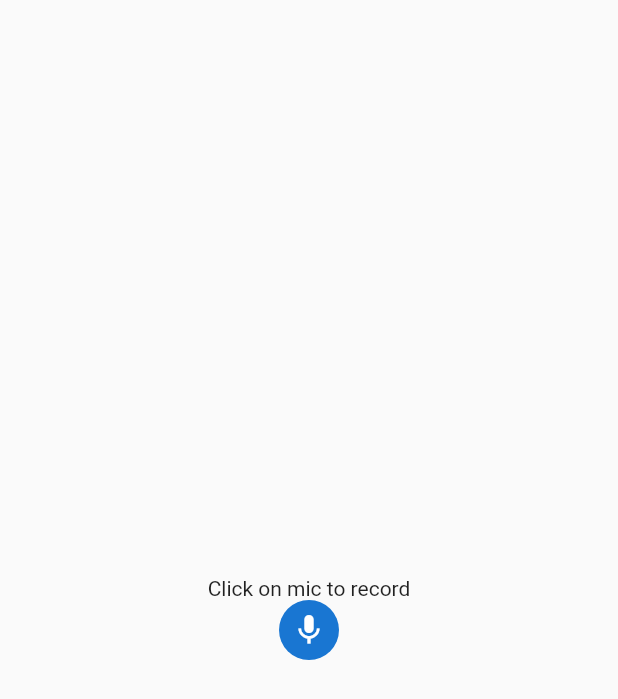
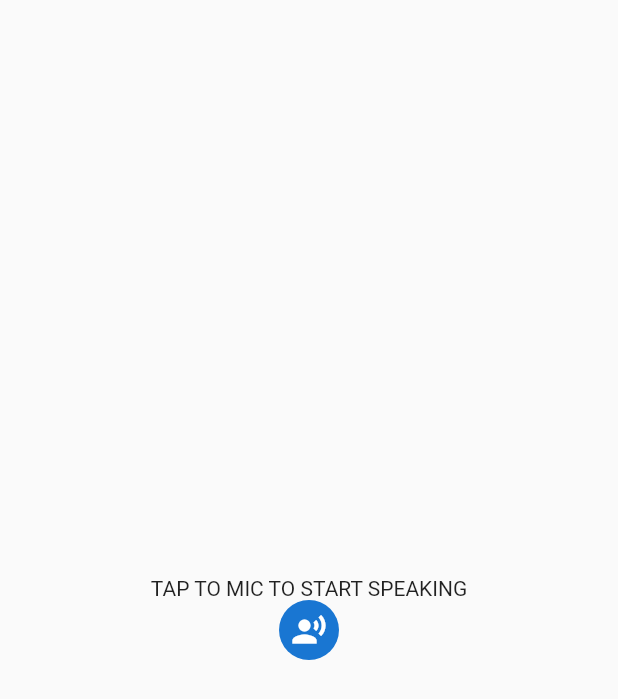
Before and after one commit to AslihanYoldas/Flutter-Translator-App, a Flutter app: the screen it shows after launch, on a phone screen of 412 x 824 dp. Shown: the top 699 px of the screen. Run offline on Flutter 3.47's test engine with Material 2 defaults, Android fonts, the phone set to English and light mode, and no system bars; our stand-ins replace dio, flutter_bloc, get_it, retrofit, speech_to_text; generated files the repository leaves out were written again.

Commit message:
Speech to text changed to cubit state managment code is working but it is not completed

```diff
--- /dev/null
+++ b/lib/cubit/speech_to_text/speech_to_text_states.dart
@@ -0,0 +1,29 @@
+abstract class SpeechStates{}
+
+class InitState extends SpeechStates{
+
+}
+
+class MicAvailableState extends SpeechStates{
+
+}
+
+class MicNotAvailableState extends SpeechStates{
+
+}
+class SpeechListeningState extends SpeechStates{
+
+}
+
+class SpeechListeningStopedState extends SpeechStates{
+
+}
+class ErrorState extends SpeechStates{
+  final String message;
+  ErrorState(this.message);
+}
+
+class SpeechResult extends SpeechStates{
+  String recognizedWords;
+  SpeechResult(this.recognizedWords);
+}
--- /dev/null
+++ b/lib/cubit/speech_to_text/speech_to_text_view.dart
@@ -0,0 +1,53 @@
+import 'package:flutter/cupertino.dart';
+import 'package:flutter/material.dart';
+import 'package:flutter_bloc/flutter_bloc.dart';
+import 'package:flutter_translator_app/cubit/speech_to_text/speech_to_text_cubit.dart';
+import 'package:flutter_translator_app/cubit/speech_to_text/speech_to_text_states.dart';
+import 'package:speech_to_text/speech_to_text.dart';
+
+import '../../dependency_injection/locator.dart';
+import '../../pages/speech_to_text.dart';
+
+class SpeechView extends StatelessWidget {
+  const SpeechView({super.key});
+
+  @override
+  Widget build(BuildContext context) {
+    return BlocProvider(
+        create: (context)=>locator.get<SpeechCubit>(),
+        child: buildScaffold()
+    );
+  }
+
+  Scaffold buildScaffold() {
+    return Scaffold(
+
+        body: BlocConsumer<SpeechCubit, SpeechStates>(
+            listener: (context, state) {},
+            builder: (context, state) {
+              if (state is InitState) {
+                locator.get<SpeechCubit>().checkMic();
+                return SpeechtoText("TAP TO MIC TO START SPEAKING");
+              }
+              else if (state is SpeechResult) {
+                debugPrint("RESPONSE STATE");
+                return SpeechtoText(state.recognizedWords);
+              }
+              else if (state is MicNotAvailableState) {
+                debugPrint("RESPONSE STATE");
+                return const SpeechtoText("PERMISSION NOT GRANTED. TAP AGAIN");
+              }
+              else {
+                final error = state as ErrorState;
+                return buildError(error);
+              }
+
+            }));
+  }
+
+  Center buildError(ErrorState error) {
+    return Center(
+      child: Text(error.message),
+    );
+  }
+}
--- a/lib/cubit/translator_states.dart
+++ b/lib/cubit/translator/translator_states.dart
@@ -1,6 +1,6 @@
 import 'package:flutter_translator_app/model/translator_data.dart';
 
-import '../model/translator_result.dart';
+import '../../model/translator_result.dart';
 
 abstract class TranslatorStates{}
 
--- a/lib/cubit/translator_view.dart
+++ b/lib/cubit/translator/translator_view.dart
@@ -1,11 +1,11 @@
 import 'package:flutter/material.dart';
 import 'package:flutter_bloc/flutter_bloc.dart';
-import 'package:flutter_translator_app/cubit/translator_cubit.dart';
-import 'package:flutter_translator_app/cubit/translator_states.dart';
+import 'package:flutter_translator_app/cubit/translator/translator_cubit.dart';
+import 'package:flutter_translator_app/cubit/translator/translator_states.dart';
 import 'package:flutter_translator_app/dependency_injection/locator.dart';
 import 'package:flutter_translator_app/pages/translator_page.dart';
 
-import '../model/translator_result.dart';
+import '../../model/translator_result.dart';
 
 class TranslatorView extends StatelessWidget {
   const TranslatorView({super.key});
--- a/lib/main.dart
+++ b/lib/main.dart
@@ -1,5 +1,6 @@
 import 'package:flutter/material.dart';
-import 'package:flutter_translator_app/cubit/translator_view.dart';
+import 'package:flutter_translator_app/cubit/speech_to_text/speech_to_text_view.dart';
+import 'package:flutter_translator_app/cubit/translator/translator_view.dart';
 import 'package:flutter_translator_app/dependency_injection/locator.dart';
 import 'package:flutter_translator_app/pages/speech_to_text.dart';
 
@@ -7,6 +8,6 @@ void main() {
  DependencyInjection();
  runApp(const MaterialApp(
   debugShowCheckedModeBanner: false,
-  home:SpeechtoText()
+  home:SpeechView()
  ));
 }
--- a/lib/pages/speech_to_text.dart
+++ b/lib/pages/speech_to_text.dart
@@ -1,96 +1,44 @@
 import 'package:flutter/cupertino.dart';
 import 'package:flutter/material.dart';
+import 'package:flutter_translator_app/cubit/speech_to_text/speech_to_text_cubit.dart';
+import 'package:flutter_translator_app/dependency_injection/locator.dart';
 import 'package:speech_to_text/speech_to_text.dart';
 
 class SpeechtoText extends StatefulWidget {
-  const SpeechtoText({super.key});
+  final String textSpeech;
+  const SpeechtoText(this.textSpeech,{super.key});
 
   @override
-  State<SpeechtoText> createState() => _SpeechtoTextState();
+  State<SpeechtoText> createState() => _SpeechtoTextState(textSpeech);
 }
 
 class _SpeechtoTextState extends State<SpeechtoText> {
 
-  // Creating instance of speechtoteext package
-  SpeechToText speechToText =SpeechToText();
-  //flag for mic
-  var isListening = false;
-  bool micAvailable = false;
-  String textSpeech= "Click on mic to record";
+  _SpeechtoTextState(String textSpeech);
 
-  // asks the user to access to mic
-  //Invoke the mic
-  void checkMic() async {
-     micAvailable = await speechToText.initialize();
-    //premission granted
-    if(micAvailable){
-      print("Microphone available");
-    }
-    //premission not granted
-    else
-      print("User Denied the use of microphone");
-  }
-
-  @override
-  void initState() {
-  super.initState();
-  checkMic();
+  Future<bool> checkMic() async {
+    bool available = await locator.get<SpeechToText>().initialize();
+    return available;
   }
   @override
   Widget build(BuildContext context) {
-    return Scaffold(
-      body:Center(
+    return Center(
         child:SingleChildScrollView(
           child:Column(
             children:[
-              Text(textSpeech),
+              Text(widget.textSpeech),
               GestureDetector(
                 onTap: () async{
-                  if(!isListening){
-                    // If not recording start recording
-                    //asking permission again
-                    micAvailable = await speechToText.initialize();
-
-                    if(micAvailable){
-                      setState(() {
-                        isListening = true;
-                      });
-                      // start audio recording
-                      speechToText.listen(
-                        //listen for 20 seconds and stop
-                        listenFor: Duration(seconds: 5),
-                        onResult: (result){
-                          setState(() {
-                            textSpeech = result.recognizedWords;
-                            isListening= false;
-
-                          });
-                        }
-
-                    );
-
-                    }
-                    else{
-                      setState(() {
-                        isListening= false;
-                        speechToText.stop();
-                      });
-
-
-                    }
-
-                  }
-
+                  locator.get<SpeechCubit>().startListening();
                 },
                 child: CircleAvatar(
-                  child:isListening? Icon(Icons.record_voice_over):Icon(Icons.mic)
+                  child:  true? Icon(Icons.record_voice_over):Icon(Icons.mic)
                 ),
               )
               ]
           )
         )
-        )
-      );
+        );
       }
 
 
--- a/lib/pages/translator_page.dart
+++ b/lib/pages/translator_page.dart
@@ -1,5 +1,5 @@
 import 'package:flutter/material.dart';
-import 'package:flutter_translator_app/cubit/translator_cubit.dart';
+import 'package:flutter_translator_app/cubit/translator/translator_cubit.dart';
 import 'package:flutter_translator_app/dependency_injection/locator.dart';
 import 'package:flutter_translator_app/model/translator_data.dart';
 import 'package:flutter_translator_app/utils/constants.dart';
```
Also changed, not shown: lib/cubit/speech_to_text/speech_to_text_cubit.dart (added, +31 -0 lines), lib/cubit/translator/translator_cubit.dart (renamed from lib/cubit/translator_cubit.dart, +4 -4 lines), lib/dependency_injection/locator.dart (+10 -1 lines).
